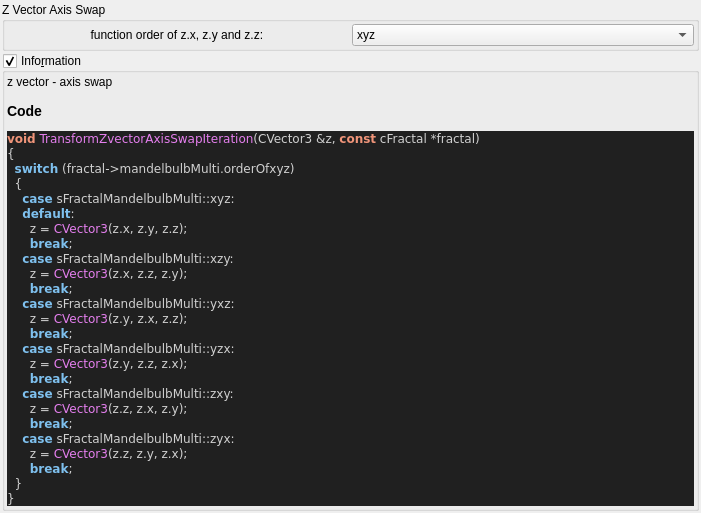
Above: mandelbulber2/qt_data/fractal_transf_zVector_axis_swap.ui from buddhi1980/mandelbulber2 before the change. Below: the same form after it.
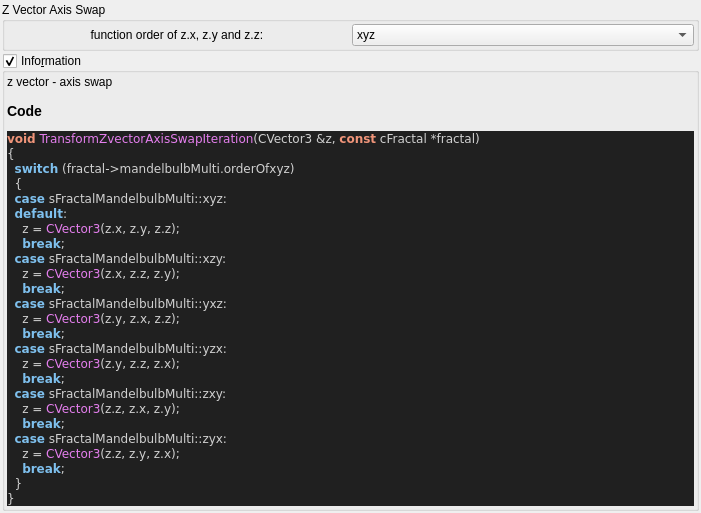
That is the form after the change. Custom widgets are drawn as their Qt base class.

```diff
--- a/mandelbulber2/qt_data/fractal_transf_zVector_axis_swap.ui
+++ b/mandelbulber2/qt_data/fractal_transf_zVector_axis_swap.ui
@@ -154,25 +154,25 @@
 &lt;span style=&quot;color:#d0d0d0&quot;&gt;{&lt;/span&gt;
   &lt;span style=&quot;color:#7ec0ee; font-weight:bold&quot;&gt;switch&lt;/span&gt; &lt;span style=&quot;color:#d0d0d0&quot;&gt;(&lt;/span&gt;fractal&lt;span style=&quot;color:#d0d0d0&quot;&gt;-&amp;gt;&lt;/span&gt;mandelbulbMulti&lt;span style=&quot;color:#d0d0d0&quot;&gt;.&lt;/span&gt;orderOfxyz&lt;span style=&quot;color:#d0d0d0&quot;&gt;)&lt;/span&gt;
   &lt;span style=&quot;color:#d0d0d0&quot;&gt;{&lt;/span&gt;
-    &lt;span style=&quot;color:#7ec0ee; font-weight:bold&quot;&gt;case&lt;/span&gt; sFractalMandelbulbMulti&lt;span style=&quot;color:#d0d0d0&quot;&gt;::&lt;/span&gt;xyz&lt;span style=&quot;color:#d0d0d0&quot;&gt;:&lt;/span&gt;
-    &lt;span style=&quot;color:#7ec0ee; font-weight:bold&quot;&gt;default&lt;/span&gt;&lt;span style=&quot;color:#d0d0d0&quot;&gt;:&lt;/span&gt;
-      z &lt;span style=&quot;color:#d0d0d0&quot;&gt;=&lt;/span&gt; &lt;span style=&quot;color:#e47eed&quot;&gt;CVector3&lt;/span&gt;&lt;span style=&quot;color:#d0d0d0&quot;&gt;(&lt;/span&gt;z&lt;span style=&quot;color:#d0d0d0&quot;&gt;.&lt;/span&gt;x&lt;span style=&quot;color:#d0d0d0&quot;&gt;,&lt;/span&gt; z&lt;span style=&quot;color:#d0d0d0&quot;&gt;.&lt;/span&gt;y&lt;span style=&quot;color:#d0d0d0&quot;&gt;,&lt;/span&gt; z&lt;span style=&quot;color:#d0d0d0&quot;&gt;.&lt;/span&gt;z&lt;span style=&quot;color:#d0d0d0&quot;&gt;);&lt;/span&gt;
-      &lt;span style=&quot;color:#7ec0ee; font-weight:bold&quot;&gt;break&lt;/span&gt;&lt;span style=&quot;color:#d0d0d0&quot;&gt;;&lt;/span&gt;
-    &lt;span style=&quot;color:#7ec0ee; font-weight:bold&quot;&gt;case&lt;/span&gt; sFractalMandelbulbMulti&lt;span style=&quot;color:#d0d0d0&quot;&gt;::&lt;/span&gt;xzy&lt;span style=&quot;color:#d0d0d0&quot;&gt;:&lt;/span&gt;
-      z &lt;span style=&quot;color:#d0d0d0&quot;&gt;=&lt;/span&gt; &lt;span style=&quot;color:#e47eed&quot;&gt;CVector3&lt;/span&gt;&lt;span style=&quot;color:#d0d0d0&quot;&gt;(&lt;/span&gt;z&lt;span style=&quot;color:#d0d0d0&quot;&gt;.&lt;/span&gt;x&lt;span style=&quot;color:#d0d0d0&quot;&gt;,&lt;/span&gt; z&lt;span style=&quot;color:#d0d0d0&quot;&gt;.&lt;/span&gt;z&lt;span style=&quot;color:#d0d0d0&quot;&gt;,&lt;/span&gt; z&lt;span style=&quot;color:#d0d0d0&quot;&gt;.&lt;/span&gt;y&lt;span style=&quot;color:#d0d0d0&quot;&gt;);&lt;/span&gt;
-      &lt;span style=&quot;color:#7ec0ee; font-weight:bold&quot;&gt;break&lt;/span&gt;&lt;span style=&quot;color:#d0d0d0&quot;&gt;;&lt;/span&gt;
-    &lt;span style=&quot;color:#7ec0ee; font-weight:bold&quot;&gt;case&lt;/span&gt; sFractalMandelbulbMulti&lt;span style=&quot;color:#d0d0d0&quot;&gt;::&lt;/span&gt;yxz&lt;span style=&quot;color:#d0d0d0&quot;&gt;:&lt;/span&gt;
-      z &lt;span style=&quot;color:#d0d0d0&quot;&gt;=&lt;/span&gt; &lt;span style=&quot;color:#e47eed&quot;&gt;CVector3&lt;/span&gt;&lt;span style=&quot;color:#d0d0d0&quot;&gt;(&lt;/span&gt;z&lt;span style=&quot;color:#d0d0d0&quot;&gt;.&lt;/span&gt;y&lt;span style=&quot;color:#d0d0d0&quot;&gt;,&lt;/span&gt; z&lt;span style=&quot;color:#d0d0d0&quot;&gt;.&lt;/span&gt;x&lt;span style=&quot;color:#d0d0d0&quot;&gt;,&lt;/span&gt; z&lt;span style=&quot;color:#d0d0d0&quot;&gt;.&lt;/span&gt;z&lt;span style=&quot;color:#d0d0d0&quot;&gt;);&lt;/span&gt;
-      &lt;span style=&quot;color:#7ec0ee; font-weight:bold&quot;&gt;break&lt;/span&gt;&lt;span style=&quot;color:#d0d0d0&quot;&gt;;&lt;/span&gt;
-    &lt;span style=&quot;color:#7ec0ee; font-weight:bold&quot;&gt;case&lt;/span&gt; sFractalMandelbulbMulti&lt;span style=&quot;color:#d0d0d0&quot;&gt;::&lt;/span&gt;yzx&lt;span style=&quot;color:#d0d0d0&quot;&gt;:&lt;/span&gt;
-      z &lt;span style=&quot;color:#d0d0d0&quot;&gt;=&lt;/span&gt; &lt;span style=&quot;color:#e47eed&quot;&gt;CVector3&lt;/span&gt;&lt;span style=&quot;color:#d0d0d0&quot;&gt;(&lt;/span&gt;z&lt;span style=&quot;color:#d0d0d0&quot;&gt;.&lt;/span&gt;y&lt;span style=&quot;color:#d0d0d0&quot;&gt;,&lt;/span&gt; z&lt;span style=&quot;color:#d0d0d0&quot;&gt;.&lt;/span&gt;z&lt;span style=&quot;color:#d0d0d0&quot;&gt;,&lt;/span&gt; z&lt;span style=&quot;color:#d0d0d0&quot;&gt;.&lt;/span&gt;x&lt;span style=&quot;color:#d0d0d0&quot;&gt;);&lt;/span&gt;
-      &lt;span style=&quot;color:#7ec0ee; font-weight:bold&quot;&gt;break&lt;/span&gt;&lt;span style=&quot;color:#d0d0d0&quot;&gt;;&lt;/span&gt;
-    &lt;span style=&quot;color:#7ec0ee; font-weight:bold&quot;&gt;case&lt;/span&gt; sFractalMandelbulbMulti&lt;span style=&quot;color:#d0d0d0&quot;&gt;::&lt;/span&gt;zxy&lt;span style=&quot;color:#d0d0d0&quot;&gt;:&lt;/span&gt;
-      z &lt;span style=&quot;color:#d0d0d0&quot;&gt;=&lt;/span&gt; &lt;span style=&quot;color:#e47eed&quot;&gt;CVector3&lt;/span&gt;&lt;span style=&quot;color:#d0d0d0&quot;&gt;(&lt;/span&gt;z&lt;span style=&quot;color:#d0d0d0&quot;&gt;.&lt;/span&gt;z&lt;span style=&quot;color:#d0d0d0&quot;&gt;,&lt;/span&gt; z&lt;span style=&quot;color:#d0d0d0&quot;&gt;.&lt;/span&gt;x&lt;span style=&quot;color:#d0d0d0&quot;&gt;,&lt;/span&gt; z&lt;span style=&quot;color:#d0d0d0&quot;&gt;.&lt;/span&gt;y&lt;span style=&quot;color:#d0d0d0&quot;&gt;);&lt;/span&gt;
-      &lt;span style=&quot;color:#7ec0ee; font-weight:bold&quot;&gt;break&lt;/span&gt;&lt;span style=&quot;color:#d0d0d0&quot;&gt;;&lt;/span&gt;
-    &lt;span style=&quot;color:#7ec0ee; font-weight:bold&quot;&gt;case&lt;/span&gt; sFractalMandelbulbMulti&lt;span style=&quot;color:#d0d0d0&quot;&gt;::&lt;/span&gt;zyx&lt;span style=&quot;color:#d0d0d0&quot;&gt;:&lt;/span&gt;
-      z &lt;span style=&quot;color:#d0d0d0&quot;&gt;=&lt;/span&gt; &lt;span style=&quot;color:#e47eed&quot;&gt;CVector3&lt;/span&gt;&lt;span style=&quot;color:#d0d0d0&quot;&gt;(&lt;/span&gt;z&lt;span style=&quot;color:#d0d0d0&quot;&gt;.&lt;/span&gt;z&lt;span style=&quot;color:#d0d0d0&quot;&gt;,&lt;/span&gt; z&lt;span style=&quot;color:#d0d0d0&quot;&gt;.&lt;/span&gt;y&lt;span style=&quot;color:#d0d0d0&quot;&gt;,&lt;/span&gt; z&lt;span style=&quot;color:#d0d0d0&quot;&gt;.&lt;/span&gt;x&lt;span style=&quot;color:#d0d0d0&quot;&gt;);&lt;/span&gt;
-      &lt;span style=&quot;color:#7ec0ee; font-weight:bold&quot;&gt;break&lt;/span&gt;&lt;span style=&quot;color:#d0d0d0&quot;&gt;;&lt;/span&gt;
+  &lt;span style=&quot;color:#7ec0ee; font-weight:bold&quot;&gt;case&lt;/span&gt; sFractalMandelbulbMulti&lt;span style=&quot;color:#d0d0d0&quot;&gt;::&lt;/span&gt;xyz&lt;span style=&quot;color:#d0d0d0&quot;&gt;:&lt;/span&gt;
+  &lt;span style=&quot;color:#7ec0ee; font-weight:bold&quot;&gt;default&lt;/span&gt;&lt;span style=&quot;color:#d0d0d0&quot;&gt;:&lt;/span&gt;
+    z &lt;span style=&quot;color:#d0d0d0&quot;&gt;=&lt;/span&gt; &lt;span style=&quot;color:#e47eed&quot;&gt;CVector3&lt;/span&gt;&lt;span style=&quot;color:#d0d0d0&quot;&gt;(&lt;/span&gt;z&lt;span style=&quot;color:#d0d0d0&quot;&gt;.&lt;/span&gt;x&lt;span style=&quot;color:#d0d0d0&quot;&gt;,&lt;/span&gt; z&lt;span style=&quot;color:#d0d0d0&quot;&gt;.&lt;/span&gt;y&lt;span style=&quot;color:#d0d0d0&quot;&gt;,&lt;/span&gt; z&lt;span style=&quot;color:#d0d0d0&quot;&gt;.&lt;/span&gt;z&lt;span style=&quot;color:#d0d0d0&quot;&gt;);&lt;/span&gt;
+    &lt;span style=&quot;color:#7ec0ee; font-weight:bold&quot;&gt;break&lt;/span&gt;&lt;span style=&quot;color:#d0d0d0&quot;&gt;;&lt;/span&gt;
+  &lt;span style=&quot;color:#7ec0ee; font-weight:bold&quot;&gt;case&lt;/span&gt; sFractalMandelbulbMulti&lt;span style=&quot;color:#d0d0d0&quot;&gt;::&lt;/span&gt;xzy&lt;span style=&quot;color:#d0d0d0&quot;&gt;:&lt;/span&gt;
+    z &lt;span style=&quot;color:#d0d0d0&quot;&gt;=&lt;/span&gt; &lt;span style=&quot;color:#e47eed&quot;&gt;CVector3&lt;/span&gt;&lt;span style=&quot;color:#d0d0d0&quot;&gt;(&lt;/span&gt;z&lt;span style=&quot;color:#d0d0d0&quot;&gt;.&lt;/span&gt;x&lt;span style=&quot;color:#d0d0d0&quot;&gt;,&lt;/span&gt; z&lt;span style=&quot;color:#d0d0d0&quot;&gt;.&lt;/span&gt;z&lt;span style=&quot;color:#d0d0d0&quot;&gt;,&lt;/span&gt; z&lt;span style=&quot;color:#d0d0d0&quot;&gt;.&lt;/span&gt;y&lt;span style=&quot;color:#d0d0d0&quot;&gt;);&lt;/span&gt;
+    &lt;span style=&quot;color:#7ec0ee; font-weight:bold&quot;&gt;break&lt;/span&gt;&lt;span style=&quot;color:#d0d0d0&quot;&gt;;&lt;/span&gt;
+  &lt;span style=&quot;color:#7ec0ee; font-weight:bold&quot;&gt;case&lt;/span&gt; sFractalMandelbulbMulti&lt;span style=&quot;color:#d0d0d0&quot;&gt;::&lt;/span&gt;yxz&lt;span style=&quot;color:#d0d0d0&quot;&gt;:&lt;/span&gt;
+    z &lt;span style=&quot;color:#d0d0d0&quot;&gt;=&lt;/span&gt; &lt;span style=&quot;color:#e47eed&quot;&gt;CVector3&lt;/span&gt;&lt;span style=&quot;color:#d0d0d0&quot;&gt;(&lt;/span&gt;z&lt;span style=&quot;color:#d0d0d0&quot;&gt;.&lt;/span&gt;y&lt;span style=&quot;color:#d0d0d0&quot;&gt;,&lt;/span&gt; z&lt;span style=&quot;color:#d0d0d0&quot;&gt;.&lt;/span&gt;x&lt;span style=&quot;color:#d0d0d0&quot;&gt;,&lt;/span&gt; z&lt;span style=&quot;color:#d0d0d0&quot;&gt;.&lt;/span&gt;z&lt;span style=&quot;color:#d0d0d0&quot;&gt;);&lt;/span&gt;
+    &lt;span style=&quot;color:#7ec0ee; font-weight:bold&quot;&gt;break&lt;/span&gt;&lt;span style=&quot;color:#d0d0d0&quot;&gt;;&lt;/span&gt;
+  &lt;span style=&quot;color:#7ec0ee; font-weight:bold&quot;&gt;case&lt;/span&gt; sFractalMandelbulbMulti&lt;span style=&quot;color:#d0d0d0&quot;&gt;::&lt;/span&gt;yzx&lt;span style=&quot;color:#d0d0d0&quot;&gt;:&lt;/span&gt;
+    z &lt;span style=&quot;color:#d0d0d0&quot;&gt;=&lt;/span&gt; &lt;span style=&quot;color:#e47eed&quot;&gt;CVector3&lt;/span&gt;&lt;span style=&quot;color:#d0d0d0&quot;&gt;(&lt;/span&gt;z&lt;span style=&quot;color:#d0d0d0&quot;&gt;.&lt;/span&gt;y&lt;span style=&quot;color:#d0d0d0&quot;&gt;,&lt;/span&gt; z&lt;span style=&quot;color:#d0d0d0&quot;&gt;.&lt;/span&gt;z&lt;span style=&quot;color:#d0d0d0&quot;&gt;,&lt;/span&gt; z&lt;span style=&quot;color:#d0d0d0&quot;&gt;.&lt;/span&gt;x&lt;span style=&quot;color:#d0d0d0&quot;&gt;);&lt;/span&gt;
+    &lt;span style=&quot;color:#7ec0ee; font-weight:bold&quot;&gt;break&lt;/span&gt;&lt;span style=&quot;color:#d0d0d0&quot;&gt;;&lt;/span&gt;
+  &lt;span style=&quot;color:#7ec0ee; font-weight:bold&quot;&gt;case&lt;/span&gt; sFractalMandelbulbMulti&lt;span style=&quot;color:#d0d0d0&quot;&gt;::&lt;/span&gt;zxy&lt;span style=&quot;color:#d0d0d0&quot;&gt;:&lt;/span&gt;
+    z &lt;span style=&quot;color:#d0d0d0&quot;&gt;=&lt;/span&gt; &lt;span style=&quot;color:#e47eed&quot;&gt;CVector3&lt;/span&gt;&lt;span style=&quot;color:#d0d0d0&quot;&gt;(&lt;/span&gt;z&lt;span style=&quot;color:#d0d0d0&quot;&gt;.&lt;/span&gt;z&lt;span style=&quot;color:#d0d0d0&quot;&gt;,&lt;/span&gt; z&lt;span style=&quot;color:#d0d0d0&quot;&gt;.&lt;/span&gt;x&lt;span style=&quot;color:#d0d0d0&quot;&gt;,&lt;/span&gt; z&lt;span style=&quot;color:#d0d0d0&quot;&gt;.&lt;/span&gt;y&lt;span style=&quot;color:#d0d0d0&quot;&gt;);&lt;/span&gt;
+    &lt;span style=&quot;color:#7ec0ee; font-weight:bold&quot;&gt;break&lt;/span&gt;&lt;span style=&quot;color:#d0d0d0&quot;&gt;;&lt;/span&gt;
+  &lt;span style=&quot;color:#7ec0ee; font-weight:bold&quot;&gt;case&lt;/span&gt; sFractalMandelbulbMulti&lt;span style=&quot;color:#d0d0d0&quot;&gt;::&lt;/span&gt;zyx&lt;span style=&quot;color:#d0d0d0&quot;&gt;:&lt;/span&gt;
+    z &lt;span style=&quot;color:#d0d0d0&quot;&gt;=&lt;/span&gt; &lt;span style=&quot;color:#e47eed&quot;&gt;CVector3&lt;/span&gt;&lt;span style=&quot;color:#d0d0d0&quot;&gt;(&lt;/span&gt;z&lt;span style=&quot;color:#d0d0d0&quot;&gt;.&lt;/span&gt;z&lt;span style=&quot;color:#d0d0d0&quot;&gt;,&lt;/span&gt; z&lt;span style=&quot;color:#d0d0d0&quot;&gt;.&lt;/span&gt;y&lt;span style=&quot;color:#d0d0d0&quot;&gt;,&lt;/span&gt; z&lt;span style=&quot;color:#d0d0d0&quot;&gt;.&lt;/span&gt;x&lt;span style=&quot;color:#d0d0d0&quot;&gt;);&lt;/span&gt;
+    &lt;span style=&quot;color:#7ec0ee; font-weight:bold&quot;&gt;break&lt;/span&gt;&lt;span style=&quot;color:#d0d0d0&quot;&gt;;&lt;/span&gt;
   &lt;span style=&quot;color:#d0d0d0&quot;&gt;}&lt;/span&gt;
 &lt;span style=&quot;color:#d0d0d0&quot;&gt;}&lt;/span&gt;
 &lt;/pre&gt;
```
